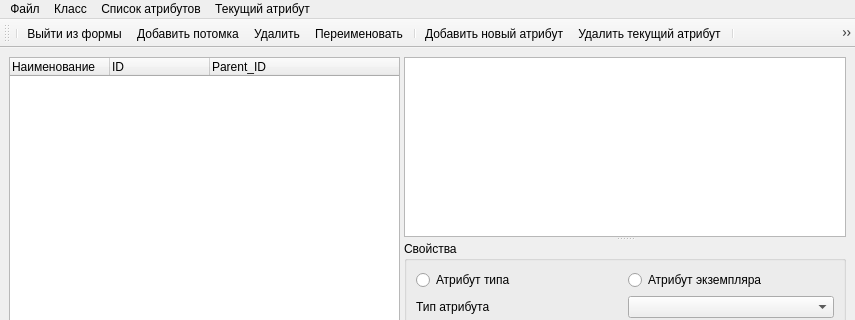
Qt form EidosStudio/es_mainwindow.ui (VladisGol/platon-accs) before a commit; both pictures show x 0 to 855 and y 0 to 320 of the 855 by 825 pixel window.
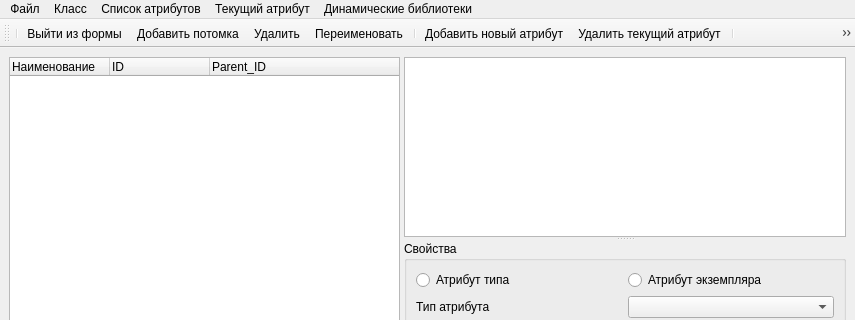
The same form after that commit. Icons and pictures are not drawn. Custom widgets are drawn as their Qt base class.

The edit to the form file:
```diff
--- a/EidosStudio/es_mainwindow.ui
+++ b/EidosStudio/es_mainwindow.ui
@@ -346,7 +346,7 @@
      <x>0</x>
      <y>0</y>
      <width>855</width>
-     <height>22</height>
+     <height>21</height>
     </rect>
    </property>
    <widget class="QMenu" name="menu">
@@ -379,10 +379,17 @@
     <addaction name="action_AltCaption"/>
     <addaction name="action_SaveChanges"/>
    </widget>
+   <widget class="QMenu" name="menu_5">
+    <property name="title">
+     <string>Динамические библиотеки</string>
+    </property>
+    <addaction name="action_DLL_manager"/>
+   </widget>
    <addaction name="menu"/>
    <addaction name="menu_2"/>
    <addaction name="menu_3"/>
    <addaction name="menu_4"/>
+   <addaction name="menu_5"/>
   </widget>
   <widget class="QStatusBar" name="statusbar"/>
   <widget class="QToolBar" name="toolBar">
```
Left out of the diff: 5 changed lines with no effect on the pictures.
